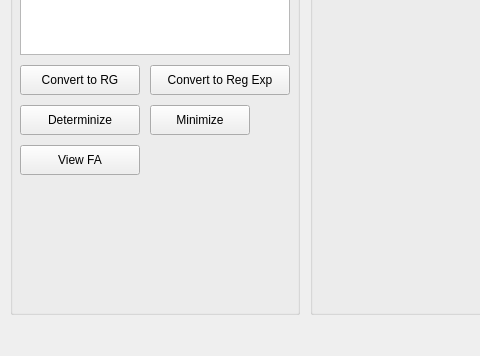
Before: the Qt Designer form ui/main_window.ui in ramnaq/midena, drawn with Qt 5; both pictures show x 0 to 480 and y 244 to 600 of the 900 by 600 pixel window.
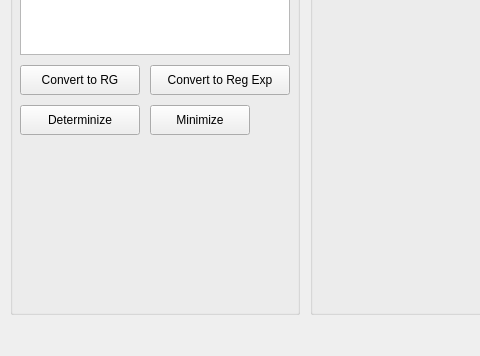
After: the same form once the commit is applied.

What changed in the file:
```diff
--- a/ui/main_window.ui
+++ b/ui/main_window.ui
@@ -145,19 +145,6 @@
       <string>Convert to Reg Exp</string>
      </property>
     </widget>
-    <widget class="QPushButton" name="btn_view_fa">
-     <property name="geometry">
-      <rect>
-       <x>10</x>
-       <y>360</y>
-       <width>120</width>
-       <height>30</height>
-      </rect>
-     </property>
-     <property name="text">
-      <string>View FA</string>
-     </property>
-    </widget>
    </widget>
    <widget class="QGroupBox" name="groupBox_2">
     <property name="geometry">
```
